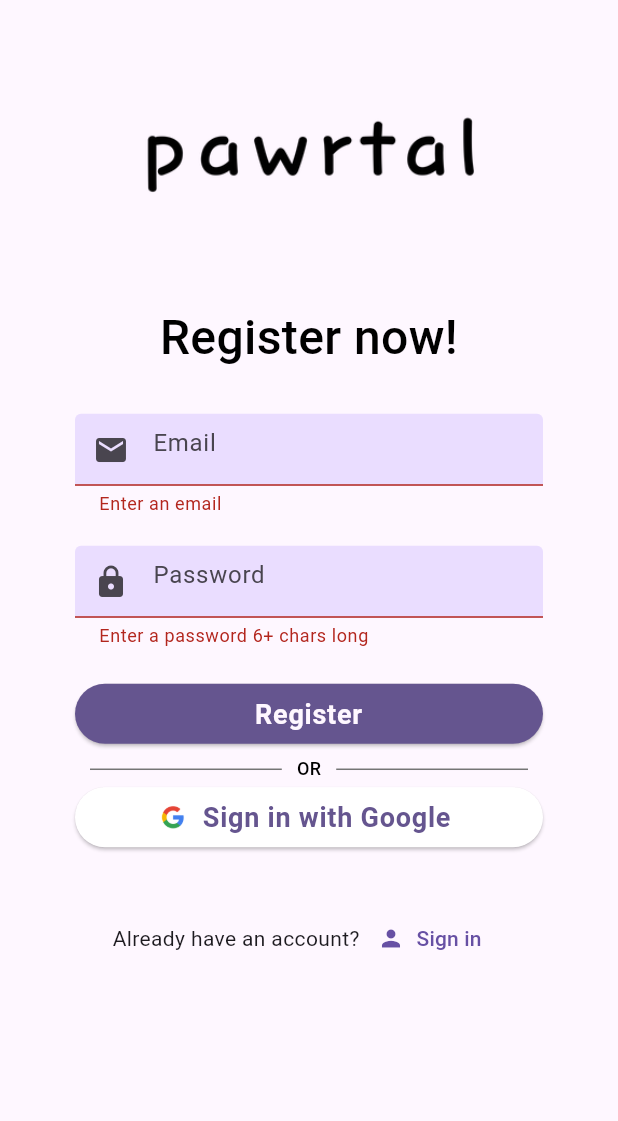
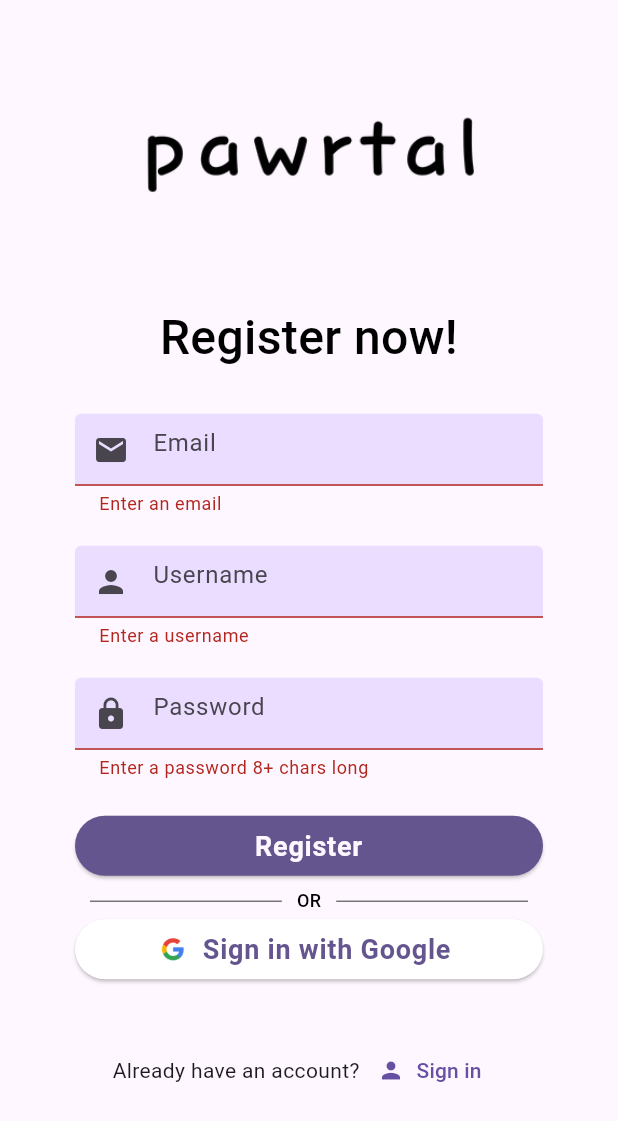
Before and after one commit to uniqly/pawrtal, a Flutter app: the Register screen opened directly with empty values, after a tap on "Register", on a phone screen of 412 x 824 dp. Shown: the top 1121 px of the screen. Run offline on Flutter 3.47's test engine with Material 3 defaults, Android fonts, the light colour scheme and no system bars; our stand-ins replace firebase_auth, firebase_core, flutter_spinkit, google_sign_in, smooth_page_indicator; accounts and stored records are empty; network calls fail.

Commit message:
Updated to send registraion button to welcome screen to start onboarding

```diff
--- a/lib/models/myuser.dart
+++ b/lib/models/myuser.dart
@@ -1,5 +1,6 @@
 class MyUser {
   final String? uid;
+  final String? username;
 
-  MyUser({required this.uid});
+  MyUser({required this.uid, this.username});
 }
--- a/lib/screens/authenticate/forget_password.dart
+++ b/lib/screens/authenticate/forget_password.dart
@@ -77,7 +77,7 @@ class _ForgetPasswordState extends State<ForgetPassword> {
                           await FirebaseAuth.instance.sendPasswordResetEmail(email: email);
                         } catch (e) {
                           print('exception->$e');
-                          return null;
+                          return;
                         }
                       },
                       child: const Text(
--- a/lib/screens/authenticate/register.dart
+++ b/lib/screens/authenticate/register.dart
@@ -1,4 +1,6 @@
 import 'package:flutter/material.dart';
+import 'package:pawrtal/screens/onboarding/welcome.dart';
+import 'package:pawrtal/screens/wrapper.dart';
 import 'package:pawrtal/services/auth.dart';
 import 'package:pawrtal/shared/constants.dart';
 import 'package:pawrtal/shared/loading.dart';
@@ -14,19 +16,53 @@ class Register extends StatefulWidget {
 }
 
 class _RegisterState extends State<Register> {
-
   final AuthService _auth = AuthService();
+  final TextEditingController _emailController = TextEditingController();
+  final TextEditingController _usernameController = TextEditingController();
+  final TextEditingController _passwordController = TextEditingController();
   final _formKey = GlobalKey<FormState>();
   bool loading = false;
+  String error = '';
 
-  // text field state
-  String email = '';
-  String password = '';
-  String error = '';
+  Future<void> _register() async {
+    if (_formKey.currentState!.validate()) {
+      setState(() {
+        loading = true;
+      });
+
+      String email = _emailController.text;
+      String username = _usernameController.text;
+      String password = _passwordController.text;
+
+      try {
+        dynamic result = await _auth.registerWithEmailandPassword(email, username, password);
+        if (result == null) {
+          setState(() {
+            error = 'Registration failed. Please try again.';
+            loading = false;
+          });
+        } else {
+          if (mounted) {
+            Navigator.pushReplacementNamed(context, '/welcome', arguments: {'username': username});
+          }
+        }
+      } catch (e) {
+        print('Error registering user: $e');
+        if (mounted) {
+          setState(() {
+            error = 'Registration failed. Please try again.';
+            loading = false;
+          });
+        }
+      }
+    }
+  }
 
   @override
   Widget build(BuildContext context) {
-    return loading ? const Loading() : Scaffold(
+    return loading
+      ? const Loading()
+      : Scaffold(
           backgroundColor: const Color.fromRGBO(254, 247, 255, 1),
           body: SingleChildScrollView(
             child: Container(
@@ -52,26 +88,31 @@ class _RegisterState extends State<Register> {
                     ),
                     const SizedBox(height: 50.0),
                     TextFormField(
+                      controller: _emailController,
                       decoration: textInputDecoration.copyWith(
                         hintText: 'Email',
-                    prefixIcon: const Icon(Icons.email), // Add the email icon
+                        prefixIcon: const Icon(Icons.email),
                       ),
                       validator: (val) => val!.isEmpty ? 'Enter an email' : null,
-                  onChanged: (val) {
-                    setState(() => email = val);
-                  },
                     ),
                     const SizedBox(height: 20.0),
                     TextFormField(
+                      controller: _usernameController,
+                      decoration: textInputDecoration.copyWith(
+                        hintText: 'Username',
+                        prefixIcon: const Icon(Icons.person),
+                      ),
+                      validator: (val) => val!.isEmpty ? 'Enter a username' : null,
+                    ),
+                    const SizedBox(height: 20.0),
+                    TextFormField(
+                      controller: _passwordController,
                       decoration: textInputDecoration.copyWith(
                         hintText: 'Password',
                         prefixIcon: const Icon(Icons.lock),
                       ),
                       obscureText: true,
-                  validator: (val) => val!.length < 6 ? 'Enter a password 6+ chars long' : null,
-                  onChanged: (val) {
-                    setState(() => password = val);
-                  },
+                      validator: (val) => val!.length < 8 ? 'Enter a password 8+ chars long' : null,
                     ),
                     const SizedBox(height: 20.0),
                     SizedBox(
@@ -80,6 +121,7 @@ class _RegisterState extends State<Register> {
                         style: ElevatedButton.styleFrom(
                           backgroundColor: const Color(0xFF65558F),
                         ),
+                        onPressed: _register,
                         child: const Text(
                           'Register',
                           textAlign: TextAlign.center,
@@ -92,18 +134,6 @@ class _RegisterState extends State<Register> {
                             letterSpacing: 0.50,
                           ),
                         ),
-                  onPressed: () async {
-                    if (_formKey.currentState!.validate()) {
-                      setState(() => loading = true);
-                      dynamic result = await _auth.registerWithEmailandPassword(email, password);
-                      if(result == null) {
-                        setState(() {
-                          error = 'Please supply a valid email';
-                          loading = false;
-                        });
-                      }
-                    }
-                  },
                       ),
                     ),
                     const SizedBox(height: 5.0),
@@ -113,8 +143,8 @@ class _RegisterState extends State<Register> {
                           child: Container(
                             margin: const EdgeInsets.symmetric(horizontal: 10.0),
                             child: Divider(
-                          color: Colors.grey[600], // Change the color to match your design
-                          thickness: 1.0, // Change the thickness if needed
+                              color: Colors.grey[600],
+                              thickness: 1.0,
                             ),
                           ),
                         ),
@@ -132,8 +162,8 @@ class _RegisterState extends State<Register> {
                           child: Container(
                             margin: const EdgeInsets.symmetric(horizontal: 10.0),
                             child: Divider(
-                          color: Colors.grey[600], // Change the color to match your design
-                          thickness: 1.0, // Change the thickness if needed
+                              color: Colors.grey[600],
+                              thickness: 1.0,
                             ),
                           ),
                         ),
@@ -143,13 +173,13 @@ class _RegisterState extends State<Register> {
                       width: double.infinity,
                       child: ElevatedButton.icon(
                         style: ElevatedButton.styleFrom(
-                    backgroundColor: Colors.white, // background color
+                          backgroundColor: Colors.white,
                         ),
                         icon: Image.asset(
                           'assets/app/google_logo_icon.png',
                           height: 24,
                           width: 24,
-                 ), // Google icon // Google icon
+                        ),
                         onPressed: () async {
                           setState(() => loading = true);
                           UserCredential? result = await _auth.signInWithGoogle();
@@ -159,7 +189,6 @@ class _RegisterState extends State<Register> {
                               loading = false;
                             });
                           } else {
-                    // Optional: navigate to the home screen or perform other actions
                             print('Signed in with Google: ${result.user?.email}');
                           }
                         },
@@ -185,9 +214,7 @@ class _RegisterState extends State<Register> {
                     Row(
                       mainAxisAlignment: MainAxisAlignment.center,
                       children: <Widget>[
-                  const Text(
-                    'Already have an account?'
-                  ),
+                        const Text('Already have an account?'),
                         TextButton.icon(
                           icon: const Icon(Icons.person),
                           label: const Text('Sign in'),
@@ -201,7 +228,7 @@ class _RegisterState extends State<Register> {
                 ),
               ),
             ),
-      )
+          ),
         );
   }
 }
--- a/lib/screens/home/home.dart
+++ b/lib/screens/home/home.dart
@@ -75,7 +75,11 @@ class _HomeState extends State<Home> {
                     style: TextStyle(color: Colors.black),
                   ),
                   onPressed: () async {
-                    await _auth.signOut();
+                    if (mounted) {
+                      await _auth.signOut();
+                      // Navigate to Authenticate screen
+                      Navigator.pushReplacementNamed(context, '/');
+                    }
                   },
                 )
               ],
--- a/lib/services/auth.dart
+++ b/lib/services/auth.dart
@@ -62,10 +62,17 @@ class AuthService {
   }
 
   // register with email and password
-  Future registerWithEmailandPassword(String email, String password) async {
+  Future registerWithEmailandPassword(String email, String username, String password) async {
     try {
       UserCredential result = await _auth.createUserWithEmailAndPassword(email: email, password: password);
       User? user = result.user;
+
+      // Update user profile with username
+      if (user != null) {
+        await user.updateDisplayName(username);
+        await user.reload();
+        user = _auth.currentUser; // Reload user to get updated display name
+      }
       return _userFromFirebaseUser(user);
     } catch(e) {
       print(e.toString());
--- a/lib/shared/loading.dart
+++ b/lib/shared/loading.dart
@@ -7,7 +7,7 @@ class Loading extends StatelessWidget {
   @override
   Widget build(BuildContext context) {
     return Container(
-      color: Colors.pink[100],
+      color: Colors.blue,
       child: const Center(
         child: SpinKitChasingDots(
           color: Colors.grey,
--- a/pubspec.yaml
+++ b/pubspec.yaml
@@ -18,6 +18,7 @@ dependencies:
   google_sign_in: ^6.2.1
   logger: ^2.3.0
   provider: ^6.1.2
+  smooth_page_indicator: ^1.1.0
 
 dev_dependencies:
   flutter_test:
```
Also changed, not shown: lib/main.dart (+16 -7 lines), lib/screens/onboarding/welcome.dart (+78 -11 lines), lib/screens/wrapper.dart (+8 -4 lines), lib/services/database.dart (deleted, +0 -7 lines), pubspec.lock. Lines whose indentation alone changed are shown as unchanged.
